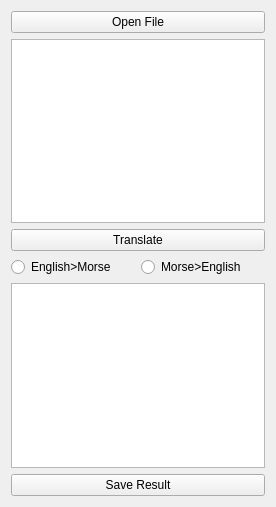
This is qtmorsecodetranslator.ui in kranzer/QtMorseCodeTranslator as Qt 5 draws it before an edit. The edited form follows.
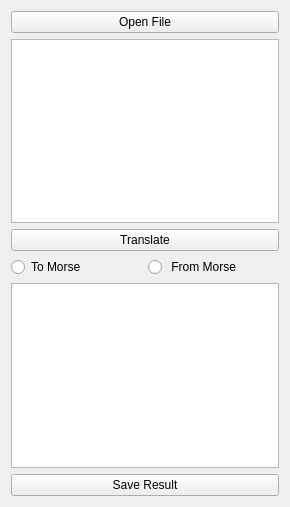
This is the edited form.

```diff
--- a/qtmorsecodetranslator.ui
+++ b/qtmorsecodetranslator.ui
@@ -6,7 +6,7 @@
    <rect>
     <x>0</x>
     <y>0</y>
-    <width>276</width>
+    <width>290</width>
     <height>507</height>
    </rect>
   </property>
@@ -38,14 +38,14 @@
        <item>
         <widget class="QRadioButton" name="m_engToMorse">
          <property name="text">
-          <string>English&gt;Morse</string>
+          <string>To Morse</string>
          </property>
         </widget>
        </item>
        <item>
         <widget class="QRadioButton" name="m_morseToEng">
          <property name="text">
-          <string>Morse&gt;English</string>
+          <string> From Morse</string>
          </property>
         </widget>
        </item>
```
Left out of the diff: 4 changed lines with no effect on the pictures.
